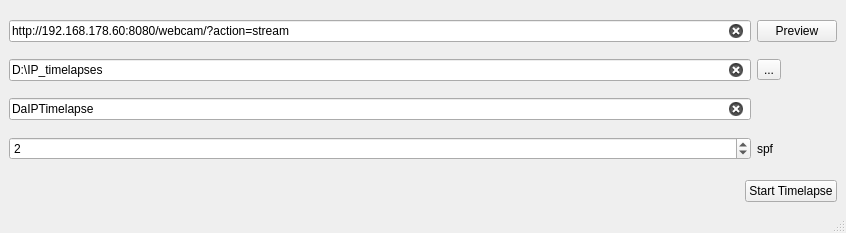
Old version of the form ui/main.ui in the repository CaptainDario/DaIPTimelapse.
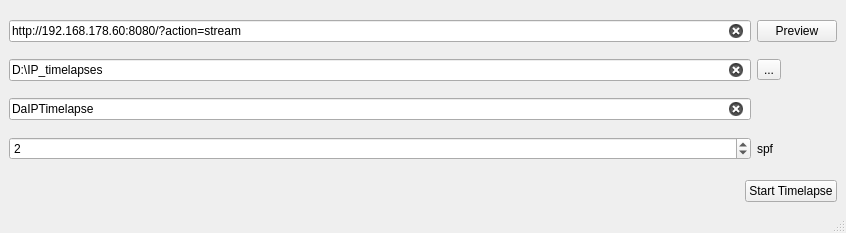
New version of the form.

Commit message: switched to OpenCV for grabbing the video stream

```diff
--- a/ui/main.ui
+++ b/ui/main.ui
@@ -85,7 +85,7 @@
          <string>The ip address to take images from.</string>
         </property>
         <property name="text">
-         <string>http://192.168.178.60:8080/webcam/?action=stream</string>
+         <string>http://192.168.178.60:8080/?action=stream</string>
         </property>
         <property name="placeholderText">
          <string>IP-address...</string>
```
The commit also changes 2 other files.
